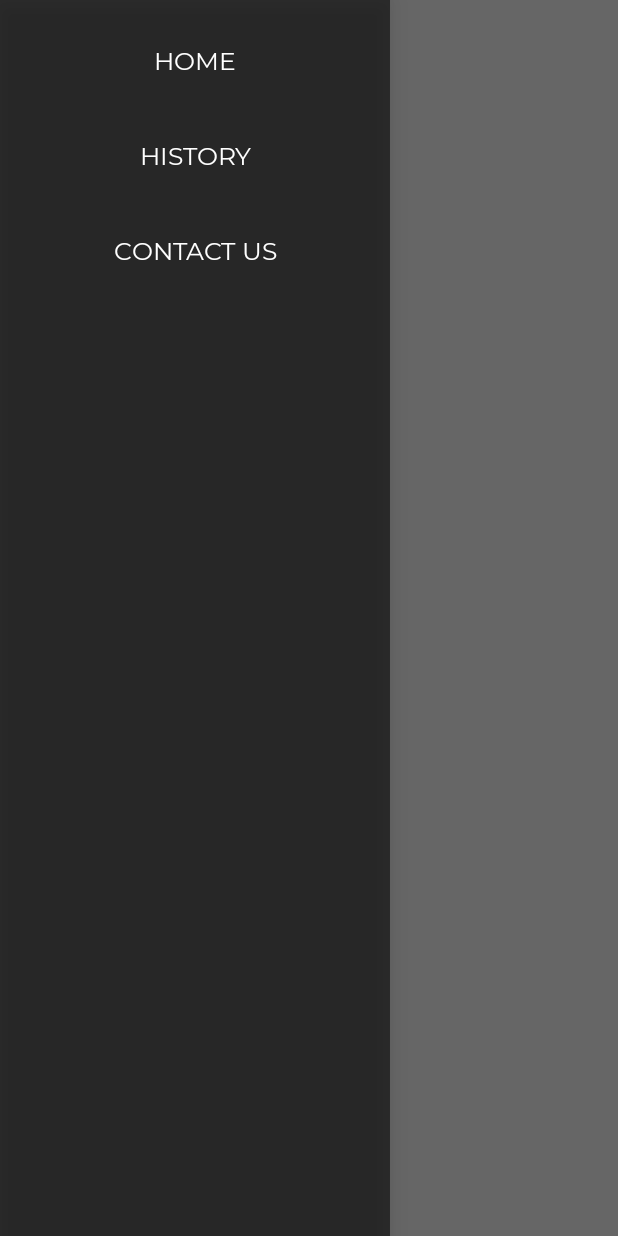
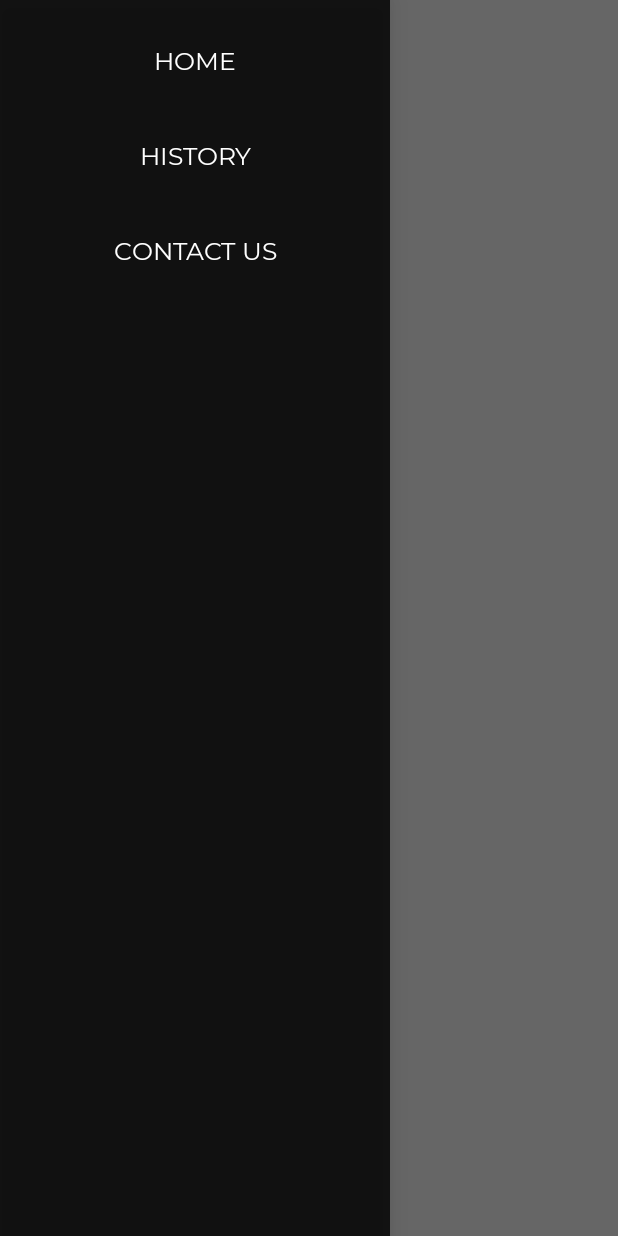
Before and after one commit to anuragdce/Lombaa-fire-tv, an Android app: the screen it shows after launch (MainActivity), with the side drawer open, on a phone screen of 412 x 824 dp. Run offline under Robolectric (Android 15) with nearby library versions, the phone set to English and light mode, and no system bars; our stand-ins replace Dagger/Hilt's generated code, Room's generated code, data binding, sdp/ssp sizes; 3 statements that could not run were skipped.

Commit message:
minor changes.

```diff
--- a/apps/src/main/kotlin/com/lombaa/firetv/ui/MainActivity.kt
+++ b/apps/src/main/kotlin/com/lombaa/firetv/ui/MainActivity.kt
@@ -2,7 +2,6 @@ package com.lombaa.firetv.ui
 
 import android.os.Bundle
 import android.view.KeyEvent
-import android.view.KeyEvent.KEYCODE_DPAD_LEFT
 import android.view.KeyEvent.KEYCODE_MENU
 import androidx.appcompat.app.AppCompatActivity
 import androidx.drawerlayout.widget.DrawerLayout
@@ -22,7 +21,7 @@ internal class MainActivity : AppCompatActivity() {
     override fun dispatchKeyEvent(event: KeyEvent?): Boolean {
         if (event != null) {
             when (event.keyCode) {
-                KEYCODE_MENU, KEYCODE_DPAD_LEFT -> {
+                KEYCODE_MENU, KeyEvent.KEYCODE_DPAD_RIGHT -> {
                     drawerLayout.open()
                     return true
                 }
--- a/apps/src/main/res/layout/fragment_menu.xml
+++ b/apps/src/main/res/layout/fragment_menu.xml
@@ -10,8 +10,9 @@
   </data>
 
   <androidx.constraintlayout.widget.ConstraintLayout
-    android:layout_width="match_parent"
+    android:layout_width="@dimen/_200sdp"
     android:layout_height="match_parent"
+    android:background="@color/black_transparent"
     android:padding="@dimen/_10ssp">
 
     <androidx.appcompat.widget.AppCompatButton
```
